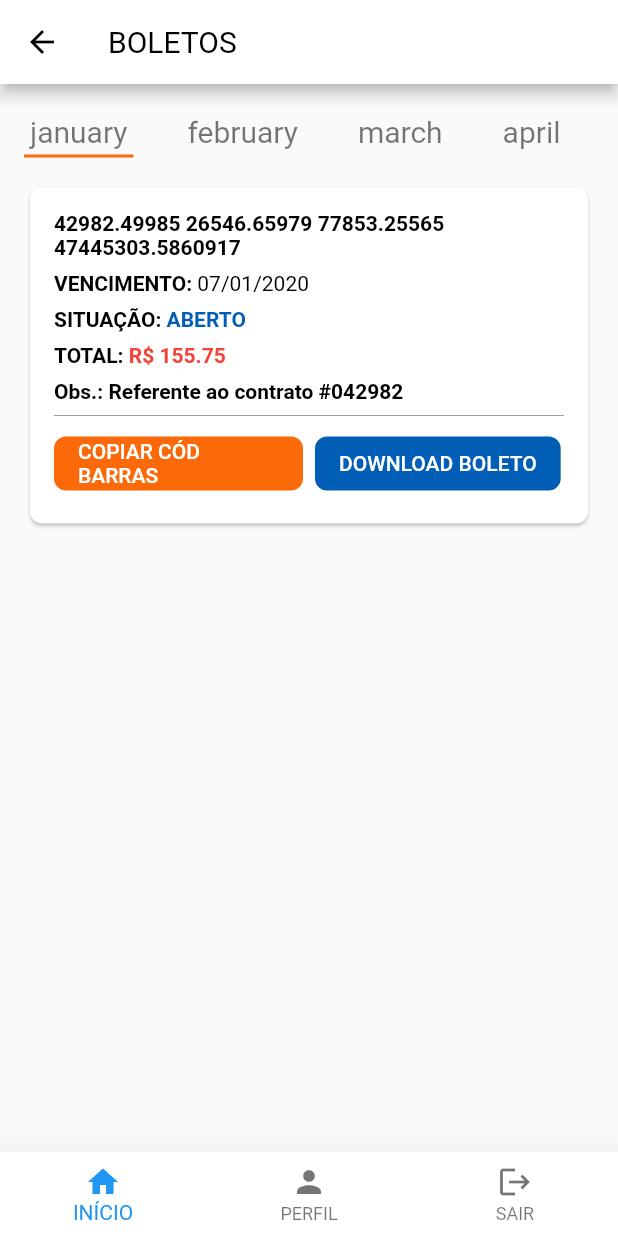
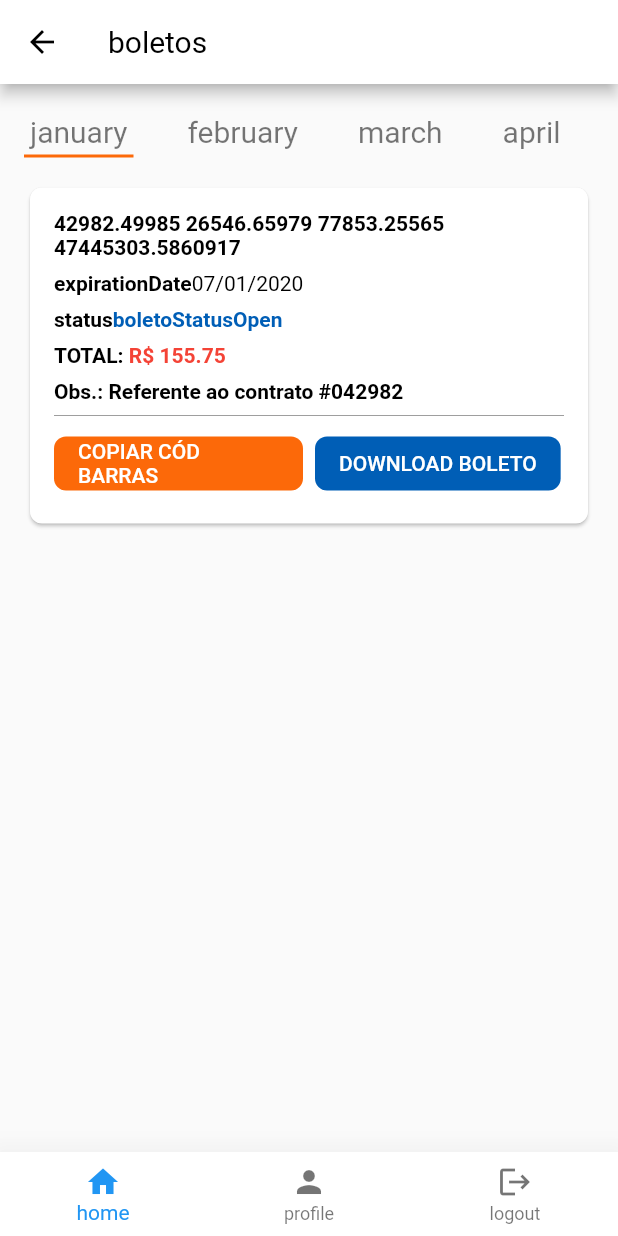
Before and after one commit to Ascenio/boleto_demo, a Flutter app: the screen it shows after launch, on a phone screen of 412 x 824 dp. Run offline on Flutter 3.47's test engine with Material 2 defaults, Android fonts, the phone set to English and light mode, and no system bars; our stand-ins replace get.

Commit message:
style: migra constantes para translation

```diff
--- a/lib/app/modules/boleto/boleto_page.dart
+++ b/lib/app/modules/boleto/boleto_page.dart
@@ -2,6 +2,7 @@ import 'package:boleto_demo/app/widgets/loading/loading.dart';
 import 'package:flutter/material.dart';
 import 'package:get/get.dart';
 
+import '../../translations/languages/pt_BR.dart';
 import '../../widgets/bottom_navigation_bar/my_bottom_navigation_bar.dart';
 import '../../utils/month.dart';
 import 'boleto_controller.dart';
@@ -40,7 +41,7 @@ class _BoletoPageState extends State<BoletoPage>
           onPressed: () {},
         ),
         title: Text(
-          'BOLETOS',
+          TranslationKeys.boletos.tr,
           style: TextStyle(fontWeight: FontWeight.normal),
         ),
       ),
--- a/lib/app/translations/languages/pt_BR.dart
+++ b/lib/app/translations/languages/pt_BR.dart
@@ -1,14 +1,45 @@
 const pt_BR = <String, String>{
-  'january': 'JAN',
-  'february': 'FEV',
-  'march': 'MAR',
-  'april': 'ABR',
-  'may': 'MAI',
-  'june': 'JUN',
-  'july': 'JUL',
-  'august': 'AGO',
-  'september': 'SET',
-  'october': 'OUT',
-  'november': 'NOV',
-  'december': 'DEZ',
+  TranslationKeys.january: 'JAN',
+  TranslationKeys.february: 'FEV',
+  TranslationKeys.march: 'MAR',
+  TranslationKeys.april: 'ABR',
+  TranslationKeys.may: 'MAI',
+  TranslationKeys.june: 'JUN',
+  TranslationKeys.july: 'JUL',
+  TranslationKeys.august: 'AGO',
+  TranslationKeys.september: 'SET',
+  TranslationKeys.october: 'OUT',
+  TranslationKeys.november: 'NOV',
+  TranslationKeys.december: 'DEZ',
+  TranslationKeys.home: 'INÍCIO',
+  TranslationKeys.profile: 'PERFIL',
+  TranslationKeys.logout: 'SAIR',
+  TranslationKeys.boletos: 'BOLETOS',
+  TranslationKeys.expirationDate: 'VENCIMENTO: ',
+  TranslationKeys.status: 'SITUAÇÃO: ',
+  TranslationKeys.boletoStatusOpen: 'ABERTO',
+  TranslationKeys.boletoStatusPaid: 'QUITADO',
 };
+
+abstract class TranslationKeys {
+  static const january = 'january';
+  static const february = 'february';
+  static const march = 'march';
+  static const april = 'april';
+  static const may = 'may';
+  static const june = 'june';
+  static const july = 'july';
+  static const august = 'august';
+  static const september = 'september';
+  static const october = 'october';
+  static const november = 'november';
+  static const december = 'december';
+  static const home = 'home';
+  static const profile = 'profile';
+  static const logout = 'logout';
+  static const boletos = 'boletos';
+  static const expirationDate = 'expirationDate';
+  static const status = 'status';
+  static const boletoStatusOpen = 'boletoStatusOpen';
+  static const boletoStatusPaid = 'boletoStatusPaid';
+}
--- a/lib/app/utils/month.dart
+++ b/lib/app/utils/month.dart
@@ -1,5 +1,7 @@
 import 'package:get/get.dart';
 import 'package:meta/meta.dart';
+
+import '../translations/languages/pt_BR.dart';
 
 class Month {
   final int id;
@@ -26,19 +28,29 @@ class Month {
 }
 
 abstract class Months {
-  static final january = Month._(id: DateTime.january, prefix: 'january'.tr);
-  static final february = Month._(id: DateTime.february, prefix: 'february'.tr);
-  static final march = Month._(id: DateTime.march, prefix: 'march'.tr);
-  static final april = Month._(id: DateTime.april, prefix: 'april'.tr);
-  static final may = Month._(id: DateTime.may, prefix: 'may'.tr);
-  static final june = Month._(id: DateTime.june, prefix: 'june'.tr);
-  static final july = Month._(id: DateTime.july, prefix: 'july'.tr);
-  static final august = Month._(id: DateTime.august, prefix: 'august'.tr);
+  static final january =
+      Month._(id: DateTime.january, prefix: TranslationKeys.january.tr);
+  static final february =
+      Month._(id: DateTime.february, prefix: TranslationKeys.february.tr);
+  static final march =
+      Month._(id: DateTime.march, prefix: TranslationKeys.march.tr);
+  static final april =
+      Month._(id: DateTime.april, prefix: TranslationKeys.april.tr);
+  static final may = Month._(id: DateTime.may, prefix: TranslationKeys.may.tr);
+  static final june =
+      Month._(id: DateTime.june, prefix: TranslationKeys.june.tr);
+  static final july =
+      Month._(id: DateTime.july, prefix: TranslationKeys.july.tr);
+  static final august =
+      Month._(id: DateTime.august, prefix: TranslationKeys.august.tr);
   static final september =
-      Month._(id: DateTime.september, prefix: 'september'.tr);
-  static final october = Month._(id: DateTime.october, prefix: 'october'.tr);
-  static final november = Month._(id: DateTime.november, prefix: 'november'.tr);
-  static final december = Month._(id: DateTime.december, prefix: 'december'.tr);
+      Month._(id: DateTime.september, prefix: TranslationKeys.september.tr);
+  static final october =
+      Month._(id: DateTime.october, prefix: TranslationKeys.october.tr);
+  static final november =
+      Month._(id: DateTime.november, prefix: TranslationKeys.november.tr);
+  static final december =
+      Month._(id: DateTime.december, prefix: TranslationKeys.december.tr);
 
   static List<Month> get values => [
         january,
--- a/lib/app/widgets/boleto/boleto_card.dart
+++ b/lib/app/widgets/boleto/boleto_card.dart
@@ -1,3 +1,4 @@
+import 'package:boleto_demo/app/translations/languages/pt_BR.dart';
 import 'package:boleto_demo/app/utils/datetime_formatter/datetime_formatter.dart';
 import 'package:flutter/material.dart';
 import 'package:get/get.dart';
@@ -40,14 +41,15 @@ class BoletoCard extends StatelessWidget {
             ),
             SizedBox(height: spacingBetweenFields),
             BoletoCardField(
-              title: 'VENCIMENTO: ',
+              title: TranslationKeys.expirationDate.tr,
               description: formatter.format(boleto.expirationDate),
             ),
             SizedBox(height: spacingBetweenFields),
             BoletoCardField(
-              title: 'SITUAÇÃO: ',
-              description:
-                  boleto.status == BoletoStatus.OPEN ? 'ABERTO' : 'QUITADO',
+              title: TranslationKeys.status.tr,
+              description: boleto.status == BoletoStatus.OPEN
+                  ? TranslationKeys.boletoStatusOpen.tr
+                  : TranslationKeys.boletoStatusPaid.tr,
               descriptionStyle: TextStyle(
                 fontWeight: FontWeight.bold,
                 color: boleto.status == BoletoStatus.OPEN
--- a/lib/app/widgets/bottom_navigation_bar/my_bottom_navigation_bar.dart
+++ b/lib/app/widgets/bottom_navigation_bar/my_bottom_navigation_bar.dart
@@ -1,4 +1,7 @@
 import 'package:flutter/material.dart';
+import 'package:get/get.dart';
+
+import '../../translations/languages/pt_BR.dart';
 
 class MyBottomNavigationBar extends StatelessWidget {
   const MyBottomNavigationBar({Key key}) : super(key: key);
@@ -10,15 +13,15 @@ class MyBottomNavigationBar extends StatelessWidget {
       items: [
         BottomNavigationBarItem(
           icon: Icon(Icons.home),
-          label: 'INÍCIO',
+          label: TranslationKeys.home.tr,
         ),
         BottomNavigationBarItem(
           icon: Icon(Icons.person),
-          label: 'PERFIL',
+          label: TranslationKeys.profile.tr,
         ),
         BottomNavigationBarItem(
           icon: Icon(Icons.logout),
-          label: 'SAIR',
+          label: TranslationKeys.logout.tr,
         ),
       ],
     );
```
